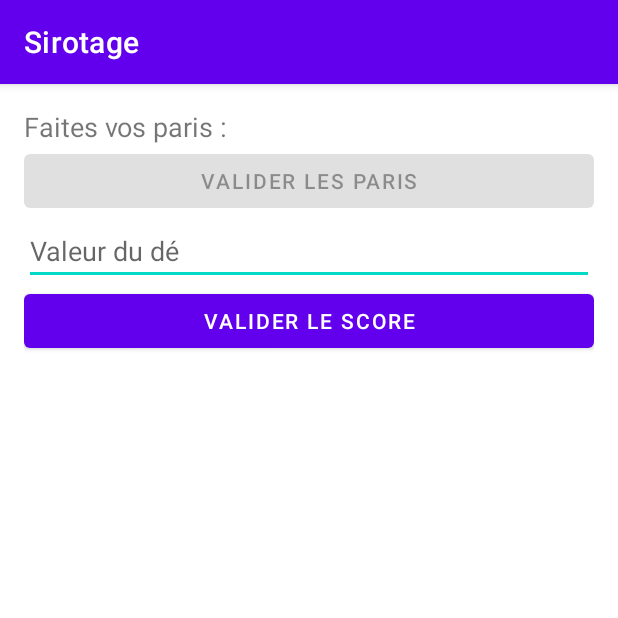
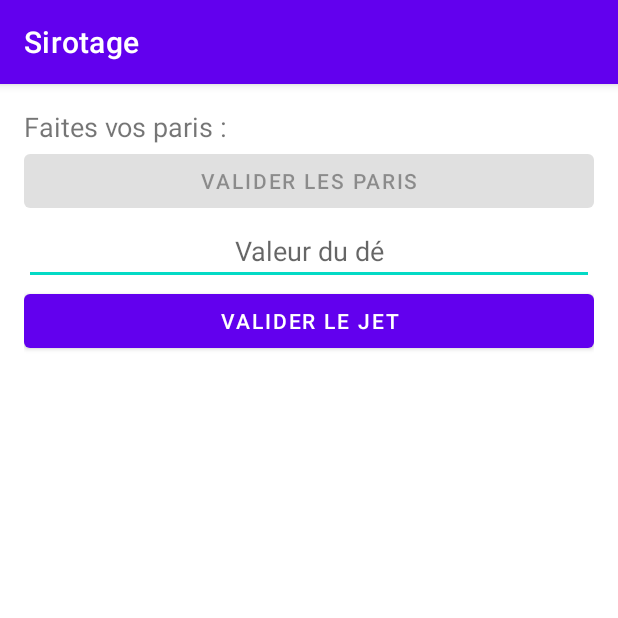
Before and after one commit to leocalvat/CulDeChouette, an Android app: the SiroterActivity screen opened directly, with no data from a screen before it, after a tap on "VALIDER LES PARIS", on a phone screen of 412 x 824 dp, the top half of it. Run offline under Robolectric (Android 15) with nearby library versions, the phone set to English and light mode, and no system bars.

Commit message:
minor ui change

```diff
--- a/app/src/main/java/com/example/culdechouette/DiceEditText.java
+++ b/app/src/main/java/com/example/culdechouette/DiceEditText.java
@@ -5,6 +5,7 @@ import android.text.Editable;
 import android.text.InputFilter;
 import android.text.InputType;
 import android.util.AttributeSet;
+import android.view.Gravity;
 import android.view.KeyEvent;
 import android.view.View;
 import android.view.inputmethod.InputMethodManager;
@@ -36,6 +37,7 @@ public class DiceEditText extends androidx.appcompat.widget.AppCompatEditText {
 
     private void init() {
         this.setInputType(InputType.TYPE_CLASS_NUMBER);
+        this.setGravity(Gravity.CENTER);
         this.setFilters(new InputFilter[]{new InputFilter.LengthFilter(1)});
         this.setOnKeyListener(new DiceKeyListener(null));
     }
--- a/app/src/main/java/com/example/culdechouette/SiroterActivity.java
+++ b/app/src/main/java/com/example/culdechouette/SiroterActivity.java
@@ -25,11 +25,14 @@ public class SiroterActivity extends AppCompatActivity {
 
     private DiceEditText diceEditText;
     private Button validateBetButton;
-    private Button validateScoreButton;
+    private Button validateRollButton;
+    private Button backButton;
+    private TextView resultText;
     private LinearLayout contreSiropLayout;
     private Spinner playerSpinner;
 
     private boolean civet;
+    private boolean success;
     private int chouetteValue;
     private HashMap<Player, Integer> siroterScore;
     private PlayersAdapter playersAdapter;
@@ -43,10 +46,11 @@ public class SiroterActivity extends AppCompatActivity {
         ListView playersListView = findViewById(R.id.playersListView);
         diceEditText = findViewById(R.id.diceEditText);
         validateBetButton = findViewById(R.id.validateBetButton);
-        validateScoreButton = findViewById(R.id.validateScoreButton);
+        validateRollButton = findViewById(R.id.validateRollButton);
+        resultText = findViewById(R.id.resultText);
         contreSiropLayout = findViewById(R.id.contreSiropLayout);
         playerSpinner = findViewById(R.id.playerSpinner);
-        Button backButton = findViewById(R.id.backButton);
+        backButton = findViewById(R.id.backButton);
 
         // Récupérer les données passées à l'activité
         chouetteValue = getIntent().getIntExtra("chouetteValue", -1);
@@ -58,8 +62,8 @@ public class SiroterActivity extends AppCompatActivity {
         playersListView.setAdapter(playersAdapter);
 
         validateBetButton.setOnClickListener(v -> validateBets());
-        validateScoreButton.setOnClickListener(v -> validateScore());
-        backButton.setOnClickListener(v -> validateContreSirop());
+        validateRollButton.setOnClickListener(v -> validateRoll());
+        backButton.setOnClickListener(v -> backToMainActivity());
 
         ArrayList<Player> playerItems = new ArrayList<>(game.playerList());
         playerItems.add(0, new Player(getString(R.string.no_one)));
@@ -70,14 +74,14 @@ public class SiroterActivity extends AppCompatActivity {
     }
 
     private void validateBets() {
-        // TODO disable spinners
+        playersAdapter.disableSpinners();
         validateBetButton.setEnabled(false);
         diceEditText.setVisibility(View.VISIBLE);
-        validateScoreButton.setVisibility(View.VISIBLE);
+        validateRollButton.setVisibility(View.VISIBLE);
         diceEditText.focus();
     }
 
-    private void validateScore() {
+    private void validateRoll() {
         if (diceEditText.isEmpty()) {
             Toast.makeText(getApplicationContext(), R.string.wrong_dice_input, Toast.LENGTH_SHORT).show();
             return;
@@ -85,7 +89,7 @@ public class SiroterActivity extends AppCompatActivity {
         int diceValue = diceEditText.value();
 
         civet = false;
-        boolean contreSirop = true;
+        success = false;
 
         Player currentPlayer = game.currentPlayer();
         for (Player player : game.playerList()) {
@@ -94,8 +98,8 @@ public class SiroterActivity extends AppCompatActivity {
 
             if (player.equals(currentPlayer)) {
                 if (diceValue == chouetteValue) {
-                    contreSirop = false;
-                    score = Roll.roll(chouetteValue, chouetteValue, chouetteValue).figureScore();
+                    success = true;
+                    score = new Roll(Roll.Figure.CUL_DE_CHOUETTE_SIROTE, chouetteValue).figureScore();
                 } else {
                     score = -score;
                     if (chouetteValue == 6) {
@@ -114,26 +118,29 @@ public class SiroterActivity extends AppCompatActivity {
             siroterScore.put(player, score);
         }
 
-        if (contreSirop) {
-            validateScoreButton.setEnabled(false);
+        validateRollButton.setEnabled(false);
+        backButton.setVisibility(View.VISIBLE);
+        resultText.setVisibility(View.VISIBLE);
+        resultText.setText(String.format("%s%s%s",
+                currentPlayer.name(),
+                success ? getString(R.string.sirotage_success) : getString(R.string.sirotage_fail),
+                success ? new Roll(Roll.Figure.CHOUETTE, chouetteValue).figureName() : ""));
+
+        if (!success) {
             contreSiropLayout.setVisibility(View.VISIBLE);
-        } else {
-            backToMainActivity();
         }
     }
 
-    private void validateContreSirop() {
+    private void backToMainActivity() {
+        if (!success) {
             Player player = (Player) playerSpinner.getSelectedItem();
             if (!player.name().equals(getString(R.string.no_one))) {
                 //noinspection ConstantConditions
                 int score = siroterScore.get(player);
-            score += Roll.roll(chouetteValue, chouetteValue, chouetteValue).figureScore() / 5;
+                score += new Roll(Roll.Figure.CUL_DE_CHOUETTE_SIROTE, chouetteValue).figureScore() / 5;
                 siroterScore.put(player, score);
             }
-        backToMainActivity();
         }
-
-    private void backToMainActivity() {
         game.roundScore().putAll(siroterScore);
         if (civet) {
             game.currentPlayer().setCivet(true);
@@ -145,11 +152,15 @@ public class SiroterActivity extends AppCompatActivity {
     }
 
     private class PlayersAdapter extends ArrayAdapter<Player> {
+
         private final Map<Player, Integer> playerSelection;
         private final ArrayAdapter<CharSequence> spinnerAdapter;
 
+        private boolean spinnerEnable;
+
         public PlayersAdapter(ArrayList<Player> playersList) {
             super(SiroterActivity.this, R.layout.player_item, playersList);
+            this.spinnerEnable = true;
             this.playerSelection = new HashMap<>();
             this.spinnerAdapter = ArrayAdapter.createFromResource(getContext(),
                     R.array.dice_options, android.R.layout.simple_spinner_item);
@@ -180,6 +191,11 @@ public class SiroterActivity extends AppCompatActivity {
                     playerSelection.put(player, 0);
                 }
             });
+            if (playerSelection.containsKey(player)) {
+                //noinspection ConstantConditions
+                diceSpinner.setSelection(playerSelection.get(player));
+            }
+            diceSpinner.setEnabled(spinnerEnable);
 
             return convertView;
         }
@@ -188,5 +204,10 @@ public class SiroterActivity extends AppCompatActivity {
             Integer choice = playerSelection.get(player);
             return (choice != null) ? choice : 0;
         }
+
+        public void disableSpinners() {
+            this.spinnerEnable = false;
+            notifyDataSetChanged();
         }
     }
+}
--- a/app/src/main/res/layout/activity_main.xml
+++ b/app/src/main/res/layout/activity_main.xml
@@ -55,7 +55,7 @@
     </LinearLayout>
 
     <Button
-        android:id="@+id/validateScoreButton"
+        android:id="@+id/validateRollButton"
         android:layout_width="match_parent"
         android:layout_height="wrap_content"
         android:text="@string/validate_roll" />
--- a/app/src/main/res/layout/activity_siroter.xml
+++ b/app/src/main/res/layout/activity_siroter.xml
@@ -32,11 +32,18 @@
         android:visibility="gone" />
 
     <Button
-        android:id="@+id/validateScoreButton"
+        android:id="@+id/validateRollButton"
         android:layout_width="match_parent"
         android:layout_height="wrap_content"
-        android:text="@string/validate_score"
+        android:text="@string/validate_roll"
         android:visibility="gone" />
+
+    <TextView
+        android:id="@+id/resultText"
+        android:layout_width="match_parent"
+        android:layout_height="wrap_content"
+        android:paddingVertical="4dp"
+        android:textSize="18sp" />
 
     <LinearLayout
         android:id="@+id/contreSiropLayout"
@@ -44,21 +51,20 @@
         android:layout_height="wrap_content"
         android:orientation="vertical"
         android:gravity="start"
-        android:paddingTop="10dp"
+        android:paddingVertical="8dp"
         android:visibility="gone">
 
         <TextView
             android:layout_width="match_parent"
             android:layout_height="wrap_content"
-            android:paddingVertical="8dp"
+            android:paddingBottom="8dp"
             android:text="@string/contre_sirop_hint" />
 
         <LinearLayout
             android:layout_width="match_parent"
             android:layout_height="wrap_content"
             android:orientation="horizontal"
-            android:gravity="start"
-            android:paddingBottom="8dp">
+            android:gravity="start">
 
             <Spinner
                 android:id="@+id/playerSpinner"
@@ -71,12 +77,12 @@
                 android:text="@string/contre_sirop"
                 android:textSize="18sp" />
         </LinearLayout>
-
-        <Button
-            android:id="@+id/backButton"
-            android:layout_width="match_parent"
-            android:layout_height="wrap_content"
-            android:text="@string/back_to_game" />
     </LinearLayout>
 
+    <Button
+        android:id="@+id/backButton"
+        android:layout_width="match_parent"
+        android:layout_height="wrap_content"
+        android:text="@string/back_to_game"
+        android:visibility="gone" />
 </LinearLayout>
--- a/app/src/main/res/values/strings.xml
+++ b/app/src/main/res/values/strings.xml
@@ -8,7 +8,6 @@
     <string name="validate_roll">Valider le jet</string>
     <string name="siroter">Siroter</string>
     <string name="validate_bet">Valider les paris</string>
-    <string name="validate_score">Valider le score</string>
     <string name="back_to_game">Revenir au jeu</string>
     <string name="next_turn">Tour suivant</string>
 
@@ -28,6 +27,8 @@
     <string name="score">Score :\ </string>
     <string name="player_score">Scores des joueurs :\ </string>
     <string name="bet">Faites vos paris :\ </string>
+    <string name="sirotage_fail">\ rate son sirotage</string>
+    <string name="sirotage_success">\ sirote sa\ </string>
     <string name="contre_sirop">\ apprécie les fruits au sirop !</string>
 
     <string name="doublette_hint">Si vous êtes nombreux (plus de 6), il est possible de jouer en Doublette (ou Triplette !). Deux joueurs se mettent ensemble afin de marquer des points plus rapidement. Les deux joueurs en doublette doivent se positionner à l\'opposé l\'un de l\'autre autour de la table. Entrez alors des noms d\'équipe au lieu des noms des joueurs.</string>
```
Also changed, not shown: app/src/main/java/com/example/culdechouette/MainActivity.java (+7 -4 lines), app/src/main/java/com/example/culdechouette/Roll.java (+85 -50 lines). Lines whose indentation alone changed are shown as unchanged.
